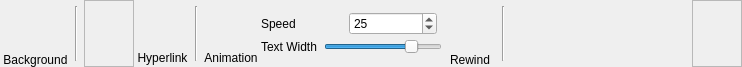
MMetze/DMHelper, file DMHelper/src/ribbontabtext.ui: the form before one commit.
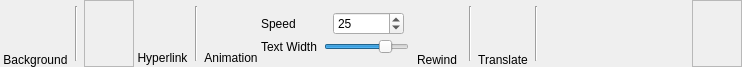
The form after the commit. Icons and pictures are not drawn. Custom widgets are drawn as their Qt base class.

The edit to the form file:
```diff
--- a/DMHelper/src/ribbontabtext.ui
+++ b/DMHelper/src/ribbontabtext.ui
@@ -457,6 +457,80 @@
      </property>
     </widget>
    </item>
+   <item>
+    <layout class="QVBoxLayout" name="verticalLayout_6">
+     <property name="spacing">
+      <number>0</number>
+     </property>
+     <item>
+      <widget class="QPushButton" name="btnTranslateText">
+       <property name="minimumSize">
+        <size>
+         <width>50</width>
+         <height>50</height>
+        </size>
+       </property>
+       <property name="maximumSize">
+        <size>
+         <width>50</width>
+         <height>50</height>
+        </size>
+       </property>
+       <property name="toolTip">
+        <string>Open the random text translation dialog</string>
+       </property>
+       <property name="text">
+        <string/>
+       </property>
+       <property name="icon">
+        <iconset resource="resources.qrc">
+         <normaloff>:/img/data/icon_translatetext.png</normaloff>:/img/data/icon_translatetext.png</iconset>
+       </property>
+       <property name="iconSize">
+        <size>
+         <width>40</width>
+         <height>40</height>
+        </size>
+       </property>
+       <property name="checkable">
+        <bool>false</bool>
+       </property>
+       <property name="flat">
+        <bool>true</bool>
+       </property>
+      </widget>
+     </item>
+     <item>
+      <widget class="QLabel" name="lblTranslateText">
+       <property name="text">
+        <string>Translate</string>
+       </property>
+       <property name="alignment">
+        <set>Qt::AlignBottom|Qt::AlignHCenter</set>
+       </property>
+      </widget>
+     </item>
+    </layout>
+   </item>
+   <item>
+    <widget class="Line" name="line_4">
+     <property name="minimumSize">
+      <size>
+       <width>10</width>
+       <height>0</height>
+      </size>
+     </property>
+     <property name="maximumSize">
+      <size>
+       <width>10</width>
+       <height>55</height>
+      </size>
+     </property>
+     <property name="orientation">
+      <enum>Qt::Vertical</enum>
+     </property>
+    </widget>
+   </item>
    <item>
     <spacer name="horizontalSpacer">
      <property name="orientation">
```
